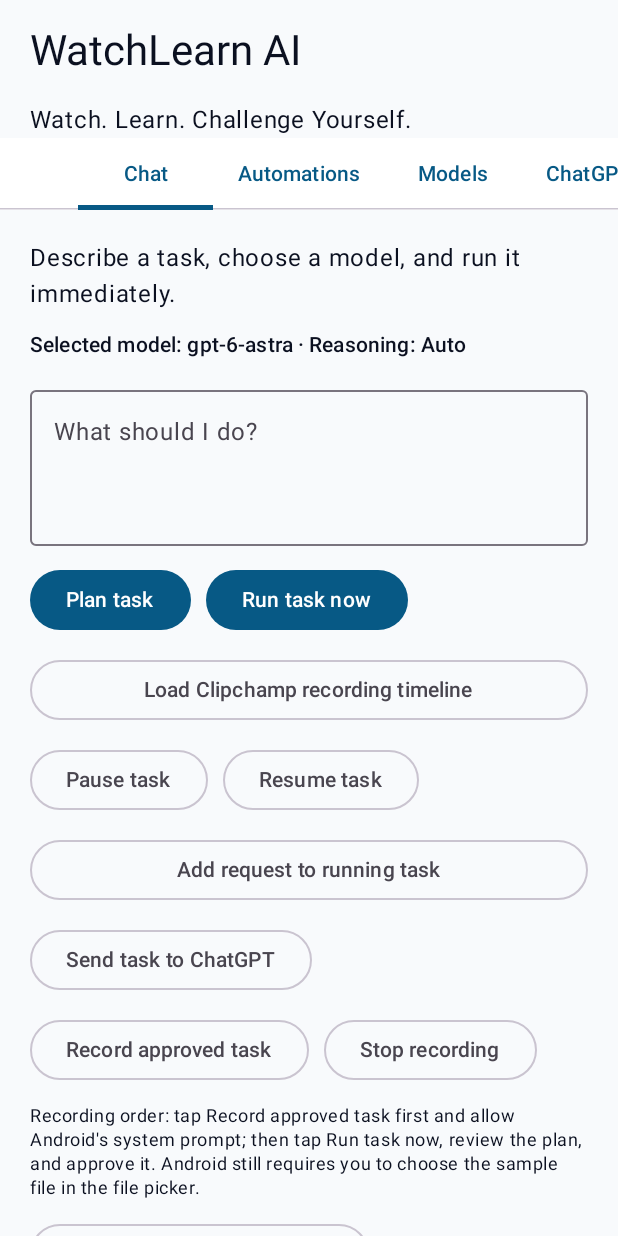
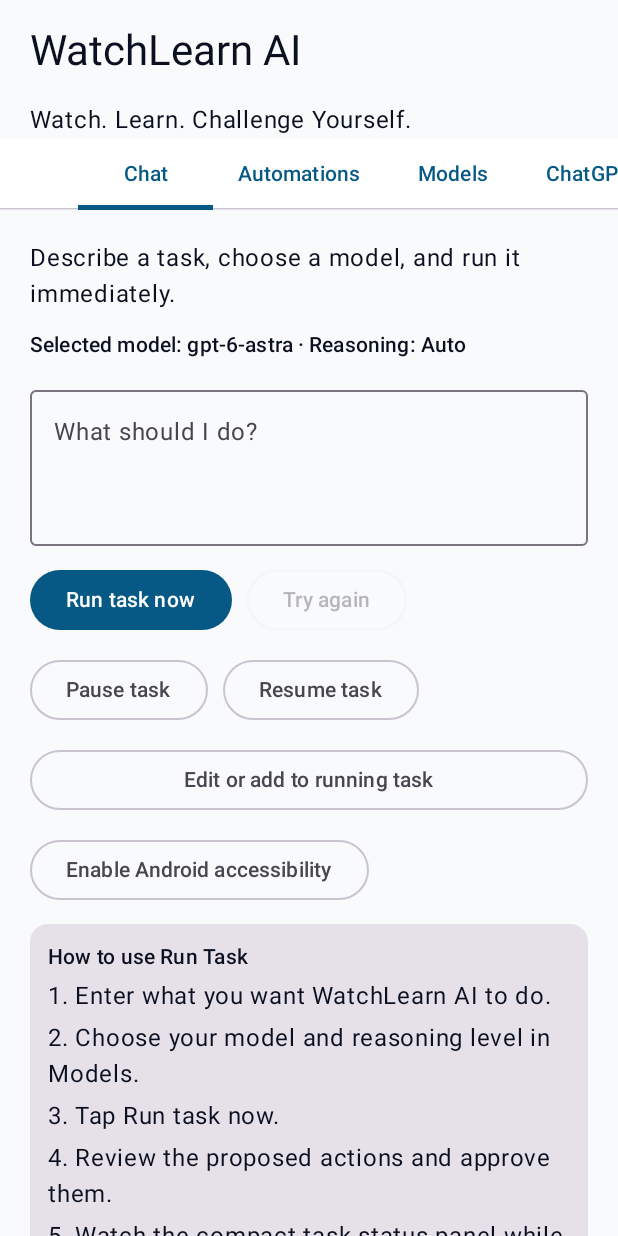
Before and after one commit to WatchLearnChallengeYourself/watchlearn-ai, an Android app built with Jetpack Compose: the screen it shows after launch (MainActivity), on a phone screen of 412 x 824 dp. Run offline under Robolectric (Android 15) with nearby library versions, the phone set to English and light mode, and no system bars; 3 statements that could not run were skipped.

Commit message:
Simplify task controls and add run instructions

```diff
--- a/app/src/main/java/com/watchlearn/ai/MainActivity.kt
+++ b/app/src/main/java/com/watchlearn/ai/MainActivity.kt
@@ -3,7 +3,6 @@ package com.watchlearn.ai
 import android.app.Activity
 import android.content.ContentResolver
 import android.content.Intent
-import android.media.projection.MediaProjectionManager
 import android.net.Uri
 import android.os.Build
 import android.os.Bundle
@@ -49,7 +48,6 @@ import androidx.compose.runtime.setValue
 import androidx.compose.ui.Modifier
 import androidx.compose.ui.text.input.PasswordVisualTransformation
 import androidx.compose.ui.unit.dp
-import androidx.core.content.ContextCompat
 import androidx.core.splashscreen.SplashScreen.Companion.installSplashScreen
 import kotlinx.coroutines.Dispatchers
 import kotlinx.coroutines.launch
@@ -121,18 +119,10 @@ Return only valid JSON with this exact shape:
 Allowed action types are launch_app, open_browser, open_url, tap_text, tap_content_description, tap_view_id, tap, type_text, clear_text, swipe, back, home, recents, notifications, and wait.
 Use launch_app with an app name when the user asks to open an app. In personal sideload mode, use open_browser for the WatchLearn AI Browser and include a URL when one was requested. Use open_url with a web address when the user asks to go to a website; include the target app in package when one was requested, for example {"type":"open_url","url":"https://google.com","package":"Chrome","label":"Open Google in Chrome"}. Use tap_text for visible labels, type_text for the currently focused field, and tap/swipe only when exact screen coordinates are known.
 When the user asks to search Google for something, prefer one open_url action using https://www.google.com/search?q= followed by the URL-encoded search text, with package set to Chrome when Chrome was requested. For other apps, use tap_text or tap_content_description to focus the field, then type_text with label identifying the field, and tap_text or tap_content_description to press the visible Search/Submit button.
-When a task names both Chrome and a URL, do not return only launch_app: include open_url with package Chrome immediately after it, or use open_url as the first action. Translate every requested step into a separate action. Add wait actions after launching Chrome, opening a URL, opening a project, opening a file picker, or pressing Export when the next control needs time to appear. If the user gives a duration such as "for 3 seconds," represent it with a wait action using duration_ms:3000. For a recording workflow, include the visible proof steps in order: open the requested URL, wait for the page, open the project, import media if the control is visible, place it on the timeline, trim it, open Export, choose the requested free resolution, and wait for the export result. Never claim a file was selected or an export completed if the device did not visibly show it.
+When a task names both Chrome and a URL, do not return only launch_app: include open_url with package Chrome immediately after it, or use open_url as the first action. Translate every requested step into a separate action. Add wait actions after launching a browser, opening a URL, opening a file picker, or pressing a button when the next control needs time to appear. If the user gives a duration such as "for 3 seconds," represent it with a wait action using duration_ms:3000. For websites and surveys, inspect the visible screen context before choosing controls, use the exact visible labels or content descriptions, scroll when needed, and verify each field after typing. For Prime Opinion or similar surveys, use only verified truthful user information, never invent answers or bypass screening, CAPTCHA, anti-bot, or security checks, and stop for the user when information is unknown or a protected step appears. Do not claim a survey was completed unless the final result is visibly shown.
 Do not claim that an action was completed. Actions are only proposed until the user approves them in the Android app.
 Never include password, payment, account deletion, message sending, or other sensitive/destructive actions without clearly listing them in actions for the user to review.
 """
-
-private const val CLIPCHAMP_RECORDING_TASK =
-    "Open Chrome and go to https://app.clipchamp.com/. Wait 3 seconds for the page. " +
-        "Open a new Clipchamp video project. Wait 3 seconds. Tap Import media and let me choose " +
-        "one harmless 10-second sample clip if a file picker appears. Wait 2 seconds. Place the clip " +
-        "on the timeline. Wait 2 seconds. Trim about one second from the beginning. Wait 2 seconds. " +
-        "Open Export, choose the highest free resolution shown up to 1080p, and wait 3 seconds for " +
-        "the export result. Do not claim a file was selected or exported unless it is visibly shown."
 
 private const val PLAY_STORE_ACTION_INSTRUCTIONS = """
 Return a normal helpful response. This Play Store build does not have phone-control actions enabled and must not return launch_app, open_url, tap_text, tap_content_description, tap_view_id, tap, type_text, clear_text, swipe, back, home, recents, notifications, or wait actions.
@@ -161,7 +151,6 @@ class MainActivity : ComponentActivity() {
     @Composable
     private fun WatchLearnApp() {
         var tab by remember { mutableIntStateOf(0) }
-        var showRecordingConsent by remember { mutableStateOf(false) }
         var showKeyDialog by remember { mutableStateOf(false) }
         var showAutomationDialog by remember { mutableStateOf(false) }
         var apiKey by rememberSaveable { mutableStateOf("") }
@@ -175,6 +164,7 @@ class MainActivity : ComponentActivity() {
         var selectedReasoningMode by rememberSaveable { mutableStateOf("Standard") }
         var isRefreshingModels by remember { mutableStateOf(false) }
         var taskStatus by rememberSaveable { mutableStateOf("Ready for a task.") }
+        var lastTaskDescription by rememberSaveable { mutableStateOf("") }
         var taskOutput by rememberSaveable { mutableStateOf("") }
         var pendingDevicePlan by remember { mutableStateOf<DevicePlan?>(null) }
         var showActionApproval by remember { mutableStateOf(false) }
@@ -219,21 +209,6 @@ class MainActivity : ComponentActivity() {
             chatGptSession = chatGptAuth.loadSession()
         }
 
-        val projectionLauncher = rememberLauncherForActivityResult(
-            ActivityResultContracts.StartActivityForResult()
-        ) { result ->
-            if (result.resultCode == Activity.RESULT_OK && result.data != null) {
-                val intent = Intent(this@MainActivity, ScreenRecordingService::class.java).apply {
-                    putExtra(ScreenRecordingService.EXTRA_RESULT_CODE, result.resultCode)
-                    putExtra(ScreenRecordingService.EXTRA_RESULT_DATA, result.data)
-                }
-                ContextCompat.startForegroundService(this@MainActivity, intent)
-                taskStatus = "Screen recording started for the approved task."
-            } else {
-                taskStatus = "Screen recording was cancelled."
-            }
-        }
-
         fun runTask(description: String) {
             val trimmed = description.trim()
             if (trimmed.isEmpty()) {
@@ -241,6 +216,7 @@ class MainActivity : ComponentActivity() {
                 taskOutput = ""
                 return
             }
+            lastTaskDescription = trimmed
             if (apiKey.isBlank() && chatGptSession == null) {
                 taskStatus = "Connect ChatGPT or an API key before running this task."
                 taskOutput = "Open the ChatGPT tab and choose Continue with ChatGPT, or connect an API key in Settings."
@@ -301,6 +277,15 @@ class MainActivity : ComponentActivity() {
                     taskOutput = error.message ?: "OpenAI request failed."
                 }
             }
+        }
+
+        fun retryLastTask() {
+            if (lastTaskDescription.isBlank()) {
+                taskStatus = "There is no previous task to retry."
+                return
+            }
+            taskStatus = "Retrying the last task with the same instructions..."
+            runTask(lastTaskDescription)
         }
 
         fun addToRunningTask(description: String) {
@@ -467,8 +452,8 @@ class MainActivity : ComponentActivity() {
                         selectedReasoningEffort = selectedReasoningEffort,
                         taskStatus = taskStatus,
                         taskOutput = taskOutput,
-                        onPlanTask = { runTask(it) },
                         onRunTask = { runTask(it) },
+                        onRetryTask = { retryLastTask() },
                         onPauseTask = {
                             taskStatus = if (WatchLearnAccessibilityService.pauseApproved()) {
                                 "Task paused. Nothing else will run until you tap Resume task."
@@ -485,16 +470,6 @@ class MainActivity : ComponentActivity() {
                         },
                         onAddTask = { addToRunningTask(it) },
                         onShareToChatGPT = { shareTaskToChatGPT(it) },
-                        onRecord = { showRecordingConsent = true },
-                        onStopRecording = {
-                            startService(
-                                Intent(
-                                    this@MainActivity,
-                                    ScreenRecordingService::class.java
-                                ).setAction(ScreenRecordingService.ACTION_STOP)
-                            )
-                            taskStatus = "Stop recording requested."
-                        },
                         onAccessibility = {
                             startActivity(Intent(Settings.ACTION_ACCESSIBILITY_SETTINGS))
                             taskStatus = "Android accessibility settings opened."
@@ -587,27 +562,6 @@ class MainActivity : ComponentActivity() {
             }
         }
 
-        if (showRecordingConsent) {
-            AlertDialog(
-                onDismissRequest = { showRecordingConsent = false },
-                title = { Text("Allow screen recording?") },
-                text = {
-                    Text(
-                        "WatchLearn AI will record the selected screen while the approved task runs. Android will show its own recording permission prompt and a persistent recording indicator. You can stop it at any time."
-                    )
-                },
-                confirmButton = {
-                    TextButton(onClick = {
-                        showRecordingConsent = false
-                        val manager = getSystemService(MediaProjectionManager::class.java)
-                        projectionLauncher.launch(manager.createScreenCaptureIntent())
-                    }) { Text("Continue") }
-                },
-                dismissButton = {
-                    TextButton(onClick = { showRecordingConsent = false }) { Text("Cancel") }
-                }
-            )
-        }
         if (showKeyDialog) {
             ApiKeyDialog(
                 onDismiss = { showKeyDialog = false },
@@ -764,14 +718,12 @@ private fun ChatScreen(
     selectedReasoningEffort: String,
     taskStatus: String,
     taskOutput: String,
-    onPlanTask: (String) -> Unit,
     onRunTask: (String) -> Unit,
+    onRetryTask: () -> Unit,
     onPauseTask: () -> Unit,
     onResumeTask: () -> Unit,
     onAddTask: (String) -> Unit,
     onShareToChatGPT: (String) -> Unit,
-    onRecord: () -> Unit,
-    onStopRecording: () -> Unit,
     onAccessibility: () -> Unit,
     phoneControlEnabled: Boolean
 ) {
@@ -793,16 +745,13 @@ private fun ChatScreen(
             minLines = 3
         )
         Row(horizontalArrangement = Arrangement.spacedBy(10.dp)) {
-            Button(onClick = { onPlanTask(command) }) { Text("Plan task") }
             Button(onClick = { onRunTask(command) }) { Text("Run task now") }
+            OutlinedButton(
+                onClick = onRetryTask,
+                enabled = command.isNotBlank()
+            ) { Text("Try again") }
         }
         if (phoneControlEnabled) {
-            OutlinedButton(
-                onClick = { command = CLIPCHAMP_RECORDING_TASK },
-                modifier = Modifier.fillMaxWidth()
-            ) {
-                Text("Load Clipchamp recording timeline")
-            }
             Row(horizontalArrangement = Arrangement.spacedBy(10.dp)) {
                 OutlinedButton(onClick = onPauseTask) { Text("Pause task") }
                 OutlinedButton(onClick = onResumeTask) { Text("Resume task") }
@@ -811,28 +760,40 @@ private fun ChatScreen(
                 onClick = { onAddTask(command) },
                 modifier = Modifier.fillMaxWidth()
             ) {
-                Text("Add request to running task")
+                Text("Edit or add to running task")
+            }
+            OutlinedButton(onClick = onAccessibility) {
+                Text("Enable Android accessibility")
+            }
+            Card(Modifier.fillMaxWidth()) {
+                Column(
+                    Modifier.padding(12.dp),
+                    verticalArrangement = Arrangement.spacedBy(4.dp)
+                ) {
+                    Text("How to use Run Task", style = MaterialTheme.typography.titleSmall)
+                    Text("1. Enter what you want WatchLearn AI to do.")
+                    Text("2. Choose your model and reasoning level in Models.")
+                    Text("3. Tap Run task now.")
+                    Text("4. Review the proposed actions and approve them.")
+                    Text("5. Watch the compact task status panel while it works.")
+                    Text("6. If it fails, read the reason, edit the request, or tap Try again.")
+                    Text("Enable Android Accessibility first for tasks that use other apps.")
+                }
             }
         }
         OutlinedButton(onClick = { onShareToChatGPT(command) }) {
             Text("Send task to ChatGPT")
         }
-        Row(horizontalArrangement = Arrangement.spacedBy(10.dp)) {
-            OutlinedButton(onClick = onRecord) { Text("Record approved task") }
-            OutlinedButton(onClick = onStopRecording) { Text("Stop recording") }
-        }
-        if (phoneControlEnabled) {
-            Text(
-                "Recording order: tap Record approved task first and allow Android's system prompt; then tap Run task now, review the plan, and approve it. Android still requires you to choose the sample file in the file picker.",
-                style = MaterialTheme.typography.bodySmall
-            )
-            OutlinedButton(onClick = onAccessibility) {
-                Text("Enable Android accessibility")
-            }
-        }
-        if (taskOutput.isNotBlank()) {
-            Card(Modifier.fillMaxWidth()) {
-                Text(taskOutput, modifier = Modifier.padding(16.dp))
+        Card(Modifier.fillMaxWidth()) {
+            Column(
+                Modifier.padding(12.dp),
+                verticalArrangement = Arrangement.spacedBy(4.dp)
+            ) {
+                Text("Task status", style = MaterialTheme.typography.titleSmall)
+                Text(taskStatus)
+                if (taskOutput.isNotBlank()) {
+                    Text(taskOutput)
+                }
             }
         }
         Text(
```
